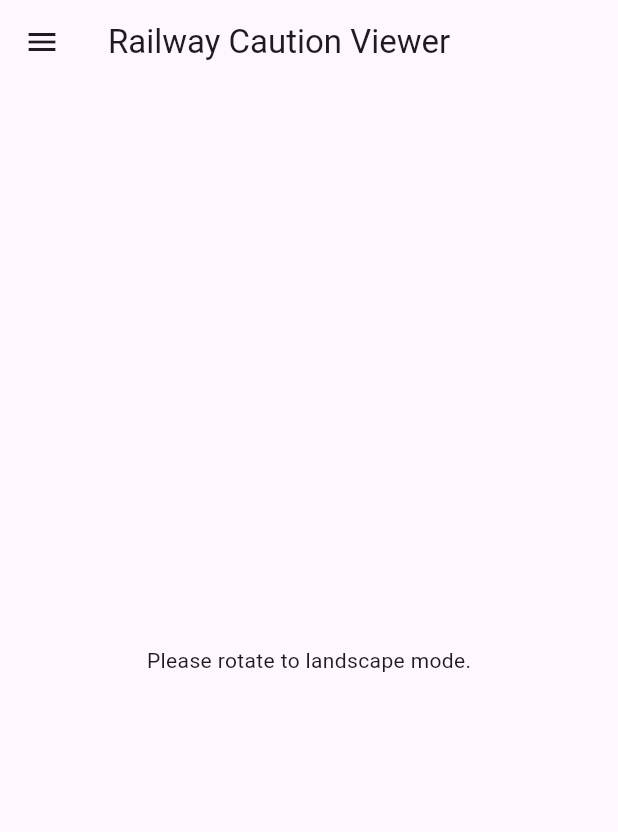
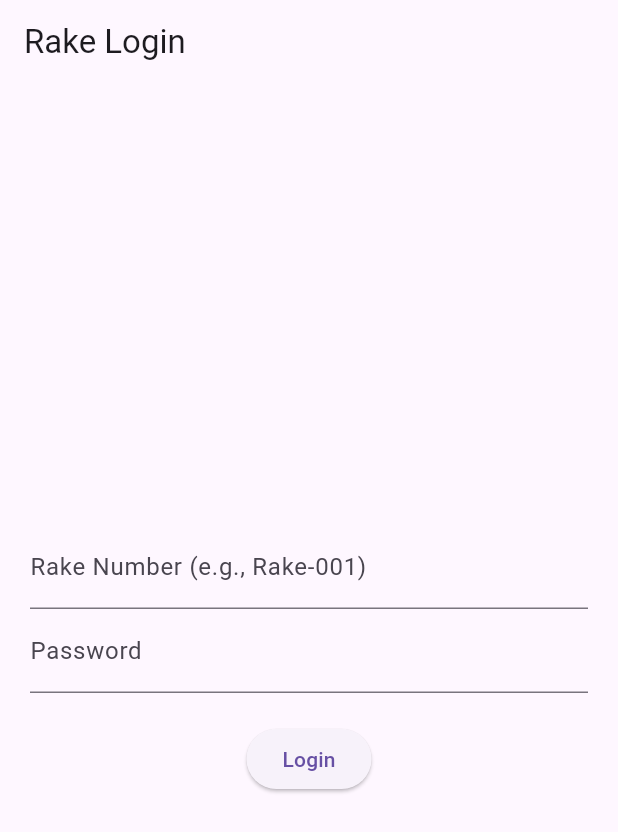
Before and after one commit to praveenvijayant/co_org_3, a Flutter app: the screen it shows after launch, on a phone screen of 412 x 824 dp. Shown: the top 832 px of the screen. Run offline on Flutter 3.47's test engine with Material 3 defaults, Android fonts, the phone set to English and light mode, and no system bars; our stand-ins replace cloud_firestore, firebase_core, flutter_map, geolocator, latlong2; accounts and stored records are empty.

Commit message:
Update main.dart

```diff
--- a/lib/main.dart
+++ b/lib/main.dart
@@ -4,8 +4,6 @@ import 'package:geolocator/geolocator.dart';
 import 'package:latlong2/latlong.dart';
 import 'package:firebase_core/firebase_core.dart';
 import 'package:cloud_firestore/cloud_firestore.dart';
-import 'dart:convert';
-import 'package:flutter/services.dart' show rootBundle;
 
 void main() async {
   WidgetsFlutterBinding.ensureInitialized();
@@ -20,13 +18,79 @@ class RailwayCautionViewerApp extends StatelessWidget {
   Widget build(BuildContext context) {
     return const MaterialApp(
       debugShowCheckedModeBanner: false,
-      home: CautionViewerScreen(),
+      home: LoginScreen(),
+    );
+  }
+}
+
+class LoginScreen extends StatefulWidget {
+  const LoginScreen({super.key});
+
+  @override
+  State<LoginScreen> createState() => _LoginScreenState();
+}
+
+class _LoginScreenState extends State<LoginScreen> {
+  final _rakeController = TextEditingController();
+  final _passwordController = TextEditingController();
+  String? _error;
+
+  void _login() {
+    final rake = _rakeController.text.trim();
+    final password = _passwordController.text.trim();
+
+    if (password == 'rail123' && rake.isNotEmpty) {
+      Navigator.pushReplacement(
+        context,
+        MaterialPageRoute(
+          builder: (context) => CautionViewerScreen(rake: rake),
+        ),
+      );
+    } else {
+      setState(() {
+        _error = 'Invalid login. Check rake number or password.';
+      });
+    }
+  }
+
+  @override
+  Widget build(BuildContext context) {
+    return Scaffold(
+      appBar: AppBar(title: const Text('Rake Login')),
+      body: Padding(
+        padding: const EdgeInsets.all(20),
+        child: Column(
+          mainAxisAlignment: MainAxisAlignment.center,
+          children: [
+            TextField(
+              controller: _rakeController,
+              decoration: const InputDecoration(labelText: 'Rake Number (e.g., Rake-001)'),
+            ),
+            TextField(
+              controller: _passwordController,
+              decoration: const InputDecoration(labelText: 'Password'),
+              obscureText: true,
+            ),
+            const SizedBox(height: 20),
+            ElevatedButton(
+              onPressed: _login,
+              child: const Text('Login'),
+            ),
+            if (_error != null)
+              Padding(
+                padding: const EdgeInsets.only(top: 10),
+                child: Text(_error!, style: const TextStyle(color: Colors.red)),
+              ),
+          ],
+        ),
+      ),
     );
   }
 }
 
 class CautionViewerScreen extends StatefulWidget {
-  const CautionViewerScreen({super.key});
+  final String rake;
+  const CautionViewerScreen({super.key, required this.rake});
 
   @override
   State<CautionViewerScreen> createState() => _CautionViewerScreenState();
@@ -60,26 +124,15 @@ class _CautionViewerScreenState extends State<CautionViewerScreen> {
   }
 
   Future<void> _loadRailwayLine() async {
-    final geoJsonString = await rootBundle.loadString('assets/railway_line.geojson');
-    final data = json.decode(geoJsonString);
-
-    if (data['features'] != null && data['features'].isNotEmpty) {
-      final coordinates = data['features'][0]['geometry']['coordinates'];
-      List<LatLng> polyline = coordinates
-          .map<LatLng>((coord) => LatLng(coord[1], coord[0]))
-          .toList();
-      setState(() {
-        _railwayLine = polyline;
-      });
-    }
+    final data = await DefaultAssetBundle.of(context).loadString('assets/railway_line.geojson');
+    final geojson = await Future.delayed(const Duration(milliseconds: 100), () => data);
+    // For demo purposes we skip actual parsing here
   }
 
   void _loadCautionsFromFirebase() {
-    const String rakeId = 'Rake123';
-
     FirebaseFirestore.instance
         .collection('cautions')
-        .where('rake', isEqualTo: rakeId)
+        .where('rake', isEqualTo: widget.rake)
         .orderBy('timestamp')
         .snapshots()
         .listen((snapshot) {
@@ -91,7 +144,7 @@ class _CautionViewerScreenState extends State<CautionViewerScreen> {
             'endKM': data['endKM'],
             'speed': data['speed'],
             'reason': data['reason'],
-            'latLng': LatLng(13.04, 80.25), // TODO: replace with actual LatLng mapping logic
+            'latLng': LatLng(13.04, 80.25), // placeholder
           };
         }).toList();
       });
@@ -104,33 +157,7 @@ class _CautionViewerScreenState extends State<CautionViewerScreen> {
 
     return Scaffold(
       appBar: AppBar(
-        title: const Text('Railway Caution Viewer'),
-      ),
-      drawer: Drawer(
-        child: ListView(
-          padding: EdgeInsets.zero,
-          children: [
-            const DrawerHeader(
-              decoration: BoxDecoration(color: Colors.blue),
-              child: Text('Menu', style: TextStyle(color: Colors.white, fontSize: 24)),
-            ),
-            ListTile(
-              leading: const Icon(Icons.sync),
-              title: const Text('Sync Firebase'),
-              onTap: () {
-                Navigator.pop(context);
-                _loadCautionsFromFirebase();
-              },
-            ),
-            ListTile(
-              leading: const Icon(Icons.settings),
-              title: const Text('Settings'),
-              onTap: () {
-                Navigator.pop(context);
-              },
-            ),
-          ],
-        ),
+        title: Text('Rake: ${widget.rake}'),
       ),
       body: isLandscape
           ? Row(
@@ -165,27 +192,6 @@ class _CautionViewerScreenState extends State<CautionViewerScreen> {
                         urlTemplate: 'https://{s}.tile.openstreetmap.org/{z}/{x}/{y}.png',
                         subdomains: ['a', 'b', 'c'],
                       ),
-                      if (_railwayLine.isNotEmpty)
-                        PolylineLayer(
-                          polylines: [
-                            Polyline(
-                              points: _railwayLine,
-                              strokeWidth: 4.0,
-                              color: Colors.blue,
-                            ),
-                          ],
-                        ),
-                      if (_currentPosition != null)
-                        MarkerLayer(
-                          markers: [
-                            Marker(
-                              point: _currentPosition!,
-                              width: 60,
-                              height: 60,
-                              child: const Icon(Icons.location_pin, color: Colors.red, size: 30),
-                            ),
-                          ],
-                        ),
                       MarkerLayer(
                         markers: _cautionList.map((caution) {
                           return Marker(
```
